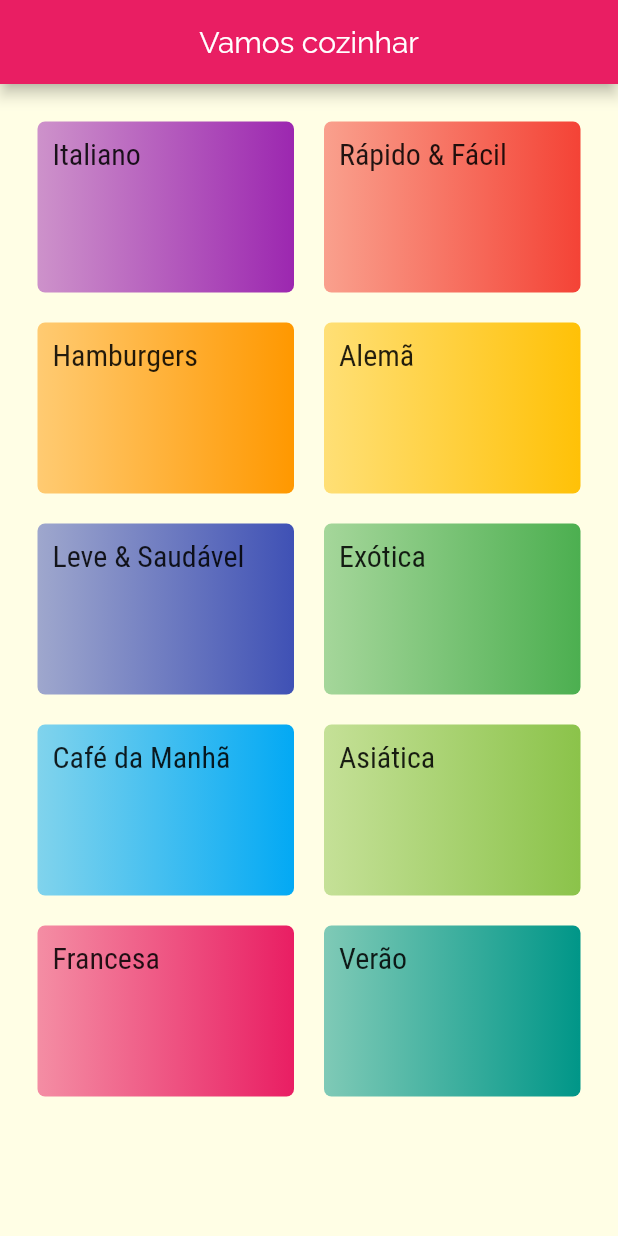
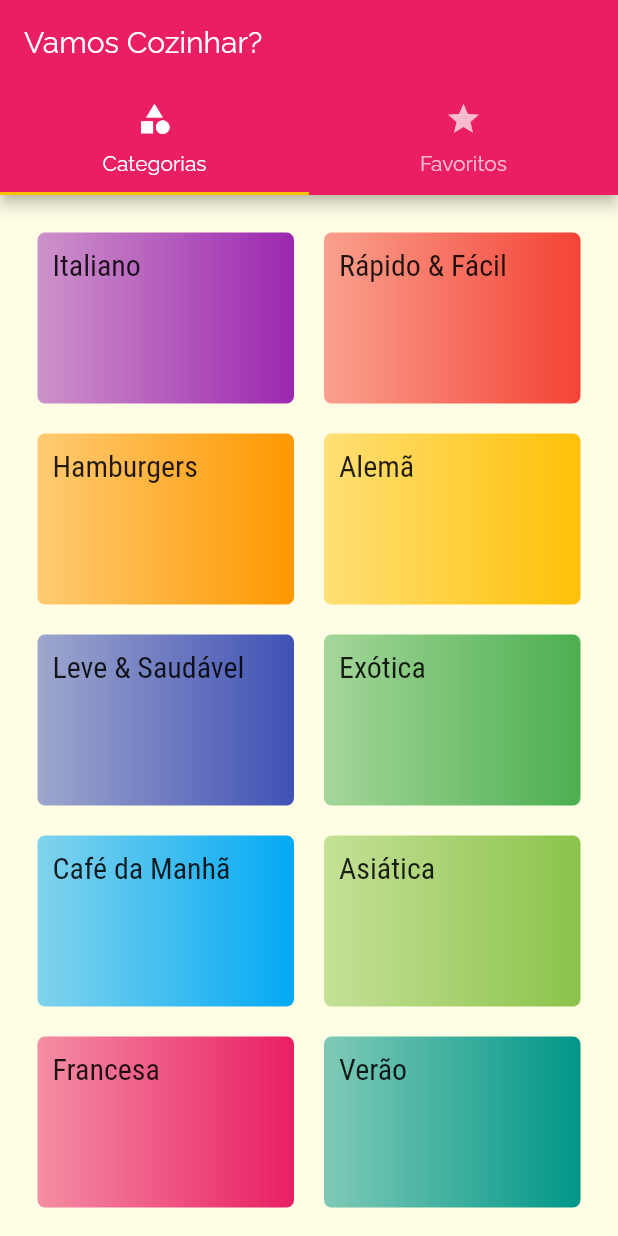
Before and after one commit to Samuel-sys/DartFlutter, a Flutter app: the screen it shows after launch, on a phone screen of 412 x 824 dp. Run offline on Flutter 3.47's test engine with Material 2 defaults, Android fonts, the phone set to English and light mode, and no system bars.

Commit message:
Criação do TabBarView utilizando ele como tela home do App e tirando o scaffold do categories_screen

```diff
--- a/Modulo_7/meals/lib/screens/categories_screen.dart
+++ b/Modulo_7/meals/lib/screens/categories_screen.dart
@@ -5,14 +5,9 @@ import '../components/category_item.dart';
 class CategoriesScreen extends StatelessWidget {
   @override
   Widget build(BuildContext context) {
-    return Scaffold(
-      appBar: AppBar(
-        centerTitle: true, //centraliza o titulo
-        title: Text("Vamos cozinhar"),
-      ),
-      body: GridView(
+    return GridView(
       padding: const EdgeInsets.all(25),
-        gridDelegate: SliverGridDelegateWithMaxCrossAxisExtent(
+      gridDelegate: const SliverGridDelegateWithMaxCrossAxisExtent(
         maxCrossAxisExtent: 200,
         childAspectRatio: 3 / 2,
         crossAxisSpacing: 20,
@@ -23,7 +18,6 @@ class CategoriesScreen extends StatelessWidget {
           DUMMY_CATEGORIES.map((cat) {
         return CategoryItem(cat);
       }).toList(),
-      ),
     );
   }
 }
--- /dev/null
+++ b/Modulo_7/meals/lib/screens/favorite_screen.dart
@@ -0,0 +1,8 @@
+import 'package:flutter/material.dart';
+
+class FavoriteScreen extends StatelessWidget {
+  @override
+  Widget build(BuildContext context) {
+    return Container();
+  }
+}
--- /dev/null
+++ b/Modulo_7/meals/lib/screens/tabs_screen.dart
@@ -0,0 +1,34 @@
+import 'package:flutter/material.dart';
+import 'package:meals/screens/categories_screen.dart';
+import 'package:meals/screens/favorite_screen.dart';
+
+class TabsScreen extends StatelessWidget {
+  @override
+  Widget build(BuildContext context) {
+    return DefaultTabController(
+      length: 2,
+      child: Scaffold(
+          appBar: AppBar(
+            title: Text('Vamos Cozinhar?'),
+            bottom: TabBar(
+              tabs: [
+                Tab(
+                  icon: Icon(Icons.category),
+                  text: 'Categorias',
+                ),
+                Tab(
+                  icon: Icon(Icons.star),
+                  text: 'Favoritos',
+                ),
+              ],
+            ),
+          ),
+          body: TabBarView(
+            children: [
+              CategoriesScreen(),
+              FavoriteScreen(),
+            ],
+          )),
+    );
+  }
+}
--- a/Modulo_7/meals/lib/utils/routes.dart
+++ b/Modulo_7/meals/lib/utils/routes.dart
@@ -1,6 +1,6 @@
 import 'package:meals/screens/categories_meals_screen.dart';
-import 'package:meals/screens/categories_screen.dart';
 import 'package:meals/screens/meal_detail_screen.dart';
+import 'package:meals/screens/tabs_screen.dart';
 import 'package:meals/utils/app_routes.dart';
 
 /*
@@ -9,7 +9,7 @@ import 'package:meals/utils/app_routes.dart';
    */
 
 final routesPages = {
-  AppRoutes.HOME: (_) => CategoriesScreen(), //pagina home
+  AppRoutes.HOME: (_) => TabsScreen(), //pagina home
 
   AppRoutes.CATEGORIES_MEALS: (_) => CategoriesMealsScreen(),
 
```
Lines whose indentation alone changed are shown as unchanged.
